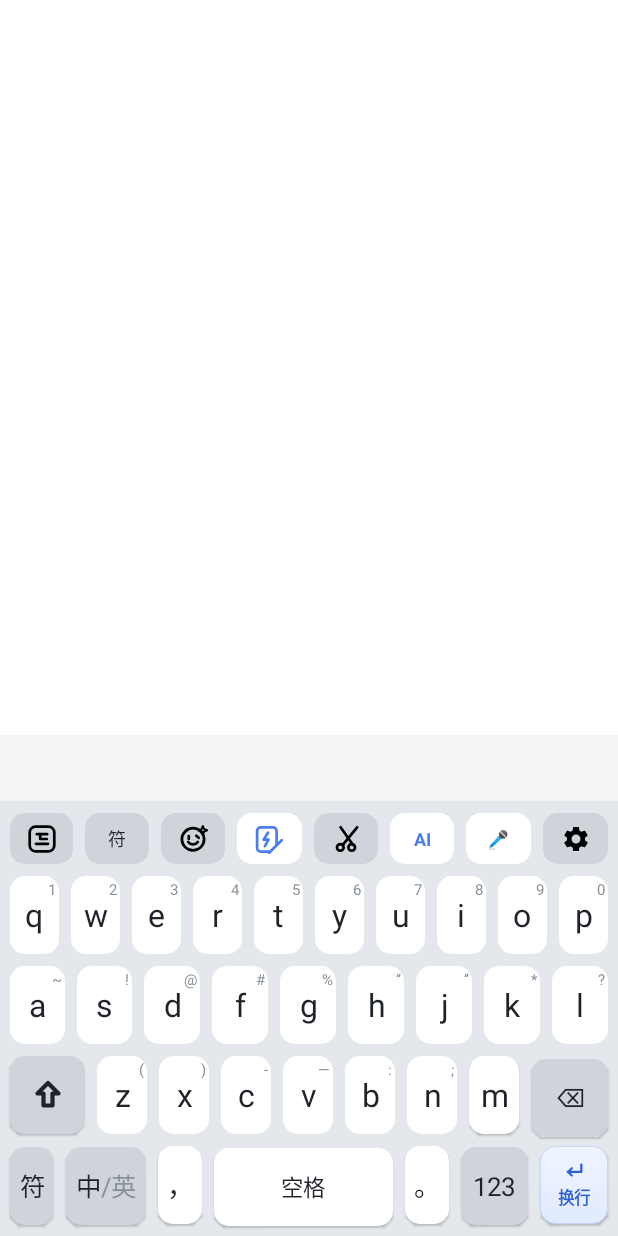
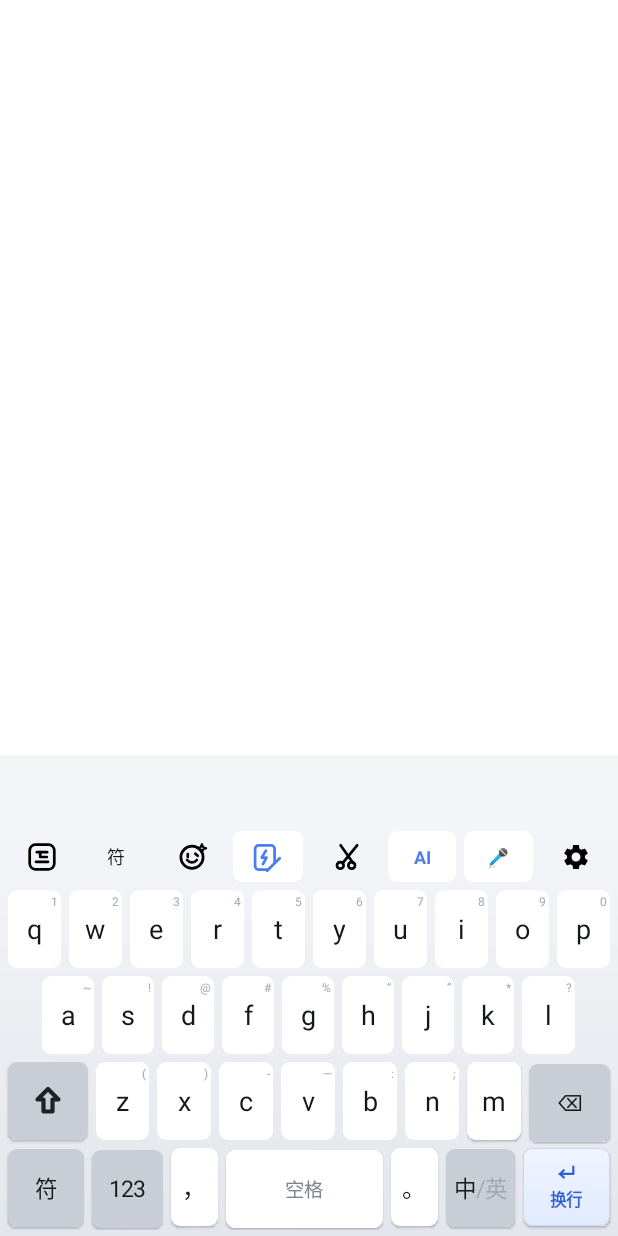
Before and after one commit to forcoder/ispeech, an Android app built with Jetpack Compose: the layout ime_input_view.xml on its own in the app's theme, with its tools: preview values and no code run, on a phone screen of 412 x 824 dp. Run offline under Robolectric (Android 15) with nearby library versions, the phone set to English and light mode, and no system bars.

Commit message:
fix(ui): 重新落地 VOCA-30 键盘界面规格（字母字号 / 键面档位 / 底色），修掉被 07214d6 覆盖的回退
需求（VOCA-30）：界面参考搜狗五笔，字母太大不好用、「换行」键要美化。这份改动原本已在
0a53ab5 合入 main，但 07214d6（Vosk 离线语音）用一条陈旧分支的 SoftKeyboardView 整体覆盖
了 main，把除「换行键 ↵ 图标」（f728231 单独补回）以外的全部键面规格打回旧值 —— 真机盘点
（VOCA-227）据此重开本单：装机包里字母仍是 21sp 量级的大字。

本次在 origin/main 基线上按 docs/keyboard-ui.md 记录的实测规格重新落地：
- 字号：26 键字母 21 → 18sp、长文案键 16 → 15、标点 18 → 16（符号页仍 20）、
  功能键 17 → 15、空格 15 → 13；键角提示 10 → 8sp；长按预览 22 → 20、备选条 20 → 18。
  九宫格（T9）单列分支沿用旧字号，不跟着收缩。
- 键面档位：键间距 4 → 3dp、键帽圆角 10 → 6dp；键盘底色由平铺 #E4E7EC 改回纵向渐变
  #F4F5F8 → #E3E6EC。
- 配色对齐搜狗：功能键 #C9CDD5、键面文字 #14171C、提示 #A2A8B2、分页条 #D5D9E0、
  空格文案弱化灰 #7C838D、工具栏键补 #E1E5EC 按下态。
- 字母页第 2 行（asdfghjkl 9 键）按 LETTER_ROW_UNITS=10f 左右各补半个空位，三行同栅格对齐。
- 底行权重按搜狗实测比例：符 1.6f / 123 / ，/ 空格 3.3f / 。/ 中/英 1.45f / 换行 1.8f；
  backgroundFor 改由 createKey(inToolbar) 显式传参，修掉底行「符」「中/英」被误画成透明键。
- 文档：docs/keyboard-ui.md §4 里「圆角/边距沿用 4dp/10dp、待单独立项」的备注已失效，删除。

验证：:app:assembleDebug 通过；tools/verify 全套 459 项 0 失败；emulator-5554（1080x2340@440dpi）
装机截图量测 —— 字母 x-height 26px / 升部 36-38px（18sp 预期 26/35px，21sp 应为 31/41px）、
键间距 16px（3dp，4dp 应为 22px）、底色 #F2F3F6 → #E7E9EF 渐变、第 2 行左补位 60px、
换行键为浅蓝胶囊 + 主色 ↵ 图标且无 #4C7DF0 纯色块。

```diff
--- a/app/src/main/java/com/ispeech/input/SoftKeyboardView.kt
+++ b/app/src/main/java/com/ispeech/input/SoftKeyboardView.kt
@@ -116,25 +116,32 @@ class SoftKeyboardView @JvmOverloads constructor(
 
     private var lastShiftClickAt: Long = 0L
 
-    // ── 颜色（搜狗风格：白键 + 浅灰功能键 + 柔和阴影） ──
+    // ── 颜色（对齐搜狗默认皮肤：白键 + 浅灰功能键 + 自上而下的键盘底色渐变） ──
     private val keyBg = Color.parseColor("#FFFFFF")
-    private val keyBgPressed = Color.parseColor("#DCE1E8")
-    private val specialBg = Color.parseColor("#CFD4DB")
-    private val specialBgPressed = Color.parseColor("#BCC2CB")
+    private val keyBgPressed = Color.parseColor("#E7E9ED")
+    private val specialBg = Color.parseColor("#C9CDD5")
+    private val specialBgPressed = Color.parseColor("#BCC1CA")
     private val accentBg = Color.parseColor("#FFFFFF")
-    private val accentBgPressed = Color.parseColor("#DCE1E8")
+    private val accentBgPressed = Color.parseColor("#DDE4EF")
     private val dangerBg = Color.parseColor("#FFFFFF")
-    private val dangerBgPressed = Color.parseColor("#DCE1E8")
+    private val dangerBgPressed = Color.parseColor("#DDE4EF")
     private val primary = Color.parseColor("#4C7DF0")
     private val primaryPressed = Color.parseColor("#3A66D0")
-    private val textColor = Color.parseColor("#1F2329")
+    private val textColor = Color.parseColor("#14171C")
     private val dangerText = Color.parseColor("#C0392B")
-    private val hintColor = Color.parseColor("#8A9099")
-    private val pageBarBg = Color.parseColor("#CFD4DB")
+    private val hintColor = Color.parseColor("#A2A8B2")
+    private val spaceTextColor = Color.parseColor("#7C838D")
+    private val pageBarBg = Color.parseColor("#D5D9E0")
+    private val toolbarPressedBg = Color.parseColor("#E1E5EC")
+
+    // 键盘底色：搜狗默认皮肤是一条自上而下的浅灰渐变（同一台真机上实测 #F2F3F6 → #D6D8E0），
+    // 这里取同向但更柔和的渐变：保留「白键浮在浅灰上」的层次，又不至于在底部压暗。
+    private val keyboardTop = Color.parseColor("#F4F5F8")
+    private val keyboardBottom = Color.parseColor("#E3E6EC")
 
     // 「换行」键：浅主色胶囊（浅蓝渐变底 + 1dp 主色描边 + 主色 ↵ 图标 / 小字标签），见 docs/keyboard-ui.md §4。
     // 旧版是整块纯蓝 + 18sp 粗体白字：键宽 134px 里字面就占 120px（左右各只剩 2.5dp），
-    // 而且整块高饱和蓝是键盘上唯一的深色大色块，比字母键还抢眼。
+    // 看起来像被字糊满；而且整块高饱和蓝是键盘上唯一的深色大色块，比字母键还抢眼。
     private val enterTop = Color.parseColor("#EFF4FF")
     private val enterBottom = Color.parseColor("#E1EAFE")
     private val enterTopPressed = Color.parseColor("#E4EDFF")
@@ -143,8 +150,8 @@ class SoftKeyboardView @JvmOverloads constructor(
     private val enterAccent = Color.parseColor("#2E5FD8")
 
     // ── 尺寸 ──
-    private val keyMargin = 4
-    private val keyRadius = 10
+    private val keyMargin = 3
+    private val keyRadius = 6
 
     private fun dp(v: Int): Float = TypedValue.applyDimension(
         TypedValue.COMPLEX_UNIT_DIP,
@@ -289,6 +296,7 @@ class SoftKeyboardView @JvmOverloads constructor(
                     heightPx = dpInt(TOOLBAR_HEIGHT_DP),
                     minWidthPx = dpInt(TOOLBAR_KEY_MIN_WIDTH_DP),
                     fillWidth = false,
+                    inToolbar = true,
                 ),
             )
         }
@@ -405,10 +413,27 @@ class SoftKeyboardView @JvmOverloads constructor(
             setPadding(padding, 0, padding, 0)
             layoutParams = LayoutParams(LayoutParams.MATCH_PARENT, LayoutParams.WRAP_CONTENT)
         }
+        // 字母页按 10 个宽度单位排栅格：第 2 行只有 9 键（asdfghjkl），左右各补半个空位，
+        // 让三行字母键上下对齐（搜狗同款居中排布）。不补时这一行每键比其它行宽 8px，行间错位。
+        val missing = if (layoutKind == KeyboardLayoutKind.LETTER) {
+            LETTER_ROW_UNITS - row.fold(0f) { sum, key -> sum + key.weight }
+        } else {
+            0f
+        }
+        val center = missing > 0.01f
+        if (center) line.addView(buildRowSpacer(missing / 2f))
         for (key in row) {
             line.addView(createKey(key, keyTextSize(key), dpInt(keyHeightDp)))
         }
+        if (center) line.addView(buildRowSpacer(missing / 2f))
         return line
+    }
+
+    /** 行内补位：透明不可点，只占 weight + 与按键相同的边距（字母页第 2 行居中用）。 */
+    private fun buildRowSpacer(weight: Float): View = View(context).apply {
+        layoutParams = LayoutParams(0, 1, weight).apply {
+            setMargins(dpInt(keyMargin), 0, dpInt(keyMargin), 0)
+        }
     }
 
     /** 底部留白：避免最后一行贴到输入法窗口下沿 */
@@ -416,12 +441,37 @@ class SoftKeyboardView @JvmOverloads constructor(
         layoutParams = LayoutParams(LayoutParams.MATCH_PARENT, dpInt(4))
     }
 
-    private fun keyTextSize(key: KeyDef): Float = when (key.style) {
-        KeyStyle.SPACE -> 15f
-        KeyStyle.SPECIAL, KeyStyle.PRIMARY, KeyStyle.ACCENT, KeyStyle.DANGER -> 17f
-        // 标点 / 符号字号比字母键小一号：全角标点（，。？！）按字母字号 21sp 渲染会显得过大
-        KeyStyle.PUNCT -> 18f
-        KeyStyle.LETTER -> if (key.weight > 1.4f) 16f else 21f
+    /**
+     * 键面字号（sp）。
+     *
+     * 基准是同一台真机上搜狗五笔的实测值（1260×2720 / density 520 / fontScale 1.15）：
+     * 搜狗字母键的字形高 48–53px（≈ 18sp），而旧版 23sp 的字形高 63px —— 在 98px 宽的键里
+     * 左右只剩 2.5dp，这就是「字母太大」的来源。其余样式按同一比例收一档。
+     *
+     * 九宫格（T9）不参与这次收缩：它的键宽是 26 键字母键的 2–3 倍，沿用旧字号才不会显得空。
+     */
+    private fun keyTextSize(key: KeyDef): Float {
+        if (layoutKind == KeyboardLayoutKind.T9) {
+            return when (key.style) {
+                KeyStyle.SPACE -> 16f
+                KeyStyle.SPECIAL, KeyStyle.ACCENT, KeyStyle.PRIMARY, KeyStyle.DANGER -> 18f
+                KeyStyle.PUNCT -> 20f
+                KeyStyle.LETTER -> if (key.weight > 1.4f) 18f else 23f
+            }
+        }
+        return when (key.style) {
+            KeyStyle.SPACE -> 13f
+            KeyStyle.SPECIAL, KeyStyle.ACCENT, KeyStyle.PRIMARY, KeyStyle.DANGER -> 15f
+            // 标点 / 符号字号比字母键小一号：全角标点（，。？！）按字母字号渲染会显得过大。
+            // 符号页的键是字母键的 2.4 倍宽（4 列 + 右侧控制列），单个符号用底行标点的字号会显空，
+            // 所以符号页保留旧版的 20sp（分类条文案跟着一起大一号，和符号键同排看着才整齐）
+            KeyStyle.PUNCT -> if (layoutKind == KeyboardLayoutKind.SYMBOL) 20f else 16f
+            KeyStyle.LETTER -> when {
+                // 长文案键（颜文字 / 更多符号，weight 2f）用小一号，长条目才放得下
+                key.weight > 1.4f -> 15f
+                else -> 18f
+            }
+        }
     }
 
     // ──────────────────────────────────────────────
@@ -441,6 +491,8 @@ class SoftKeyboardView @JvmOverloads constructor(
      * @param minWidthPx 最小宽度（工具栏用 [TOOLBAR_KEY_MIN_WIDTH_DP] 兜底可点面积；0 = 不额外限制）
      * @param fillWidth true = 宽度 0dp + weight 由布局行均分；false = wrap_content + weight
      *   （工具栏专用：放得下时靠 [HorizontalScrollView] 的 isFillViewport 铺满，放不下时滚动）
+     * @param inToolbar 工具栏键：背景取透明的 [toolbarKeySelector]；行内键（含字母页底行的「符」/「中/英」）
+     *   一律是灰底功能键 —— 搜狗底行的「符」「中/英」也是灰键，旧版把这两键错当工具栏键画成透明了。
      */
     private fun createKey(
         key: KeyDef,
@@ -448,6 +500,7 @@ class SoftKeyboardView @JvmOverloads constructor(
         heightPx: Int,
         minWidthPx: Int = 0,
         fillWidth: Boolean = true,
+        inToolbar: Boolean = false,
     ): View {
         // 中英切换已按搜狗五笔布局移到字母页底行的「中/英」键，Shift 键不再被改造成中/英：
         // 三种大写状态（未开 / 单击 / 锁定）在中文态与英文态下外观一致。
@@ -466,6 +519,7 @@ class SoftKeyboardView @JvmOverloads constructor(
         // 图标按几何复刻搜狗 Android 版的 `ime_function_*.png`（见 docs/icon-replication.md §8）。
         //
         // 「中/英」键不走此分支：它是文字键（搜狗侧同样是文字），由下面的 TextView 分色渲染。
+
         val iconView: ImageView? = if (
             effectiveKey.action == KeyAction.SHIFT || effectiveKey.iconRes != 0
         ) {
@@ -479,7 +533,7 @@ class SoftKeyboardView @JvmOverloads constructor(
                 }
                 isClickable = true
                 isFocusable = true
-                background = backgroundFor(effectiveKey.style)
+                background = backgroundFor(effectiveKey.style, inToolbar)
                 if (effectiveKey.iconRes != 0) {
                     setImageResource(effectiveKey.iconRes)
                     // 图标随键样式着色，并把按下态高亮出来 —— 等价于搜狗成对提供的 x / x_p 两张图。
@@ -524,7 +578,7 @@ class SoftKeyboardView @JvmOverloads constructor(
             maxLines = 1
             isClickable = true
             isFocusable = true
-            background = backgroundFor(effectiveKey.style)
+            background = backgroundFor(effectiveKey.style, inToolbar)
             // 布局行按键加一点柔和投影，形成「白键浮在灰底上」的搜狗观感
             if (fillWidth) elevation = dp(1)
             if (minWidthPx > 0) minWidth = minWidthPx
@@ -564,7 +618,7 @@ class SoftKeyboardView @JvmOverloads constructor(
                 addView(
                     TextView(context).apply {
                         text = effectiveKey.hint
-                        this.textSize = 10f
+                        this.textSize = HINT_TEXT_SIZE
                         setTextColor(hintColor)
                         gravity = Gravity.TOP or Gravity.END
                         setPadding(0, dpInt(2), dpInt(2), 0)
@@ -789,7 +843,7 @@ class SoftKeyboardView @JvmOverloads constructor(
         dismissPreview()
         val content = TextView(context).apply {
             text = label
-            textSize = 22f
+            textSize = 20f
             setTextColor(textColor)
             gravity = Gravity.CENTER
             background = roundedRect(keyBg, keyRadius)
@@ -829,7 +883,7 @@ class SoftKeyboardView @JvmOverloads constructor(
             strip.addView(
                 TextView(context).apply {
                     text = alt
-                    textSize = 20f
+                    textSize = 18f
                     setTextColor(textColor)
                     gravity = Gravity.CENTER
                     isClickable = true
@@ -893,12 +947,20 @@ class SoftKeyboardView @JvmOverloads constructor(
         // PRIMARY（换行）由 [buildEnterKey] 单独渲染：文案键面用主色小字，
         // 这里保留主色，避免将来回退成 TextView 时变回白字
         KeyStyle.PRIMARY -> enterAccent
+        KeyStyle.SPACE -> spaceTextColor
         KeyStyle.DANGER -> dangerText
         else -> textColor
     }
 
-    private fun backgroundFor(style: KeyStyle): StateListDrawable = when (style) {
-        KeyStyle.SPECIAL -> keySelector(specialBg, specialBgPressed)
+    /**
+     * 按键背景。
+     *
+     * [inToolbar] 之前的版本靠「action / layout 白名单」猜哪些键在工具栏里，
+     * 结果字母页底行的「符」（LAYOUT→SYMBOL）和「中/英」（MODE_SWITCH）也被当成工具栏键
+     * 画成了透明底，与旁边灰底的 `123` 不一致（搜狗底行这两个键都是灰键）。
+     */
+    private fun backgroundFor(style: KeyStyle, inToolbar: Boolean): StateListDrawable = when (style) {
+        KeyStyle.SPECIAL -> if (inToolbar) toolbarKeySelector() else keySelector(specialBg, specialBgPressed)
         KeyStyle.SPACE -> keySelector(keyBg, keyBgPressed)
         KeyStyle.ACCENT -> keySelector(accentBg, accentBgPressed)
         KeyStyle.PRIMARY -> enterKeySelector()
@@ -942,6 +1004,18 @@ class SoftKeyboardView @JvmOverloads constructor(
         return StateListDrawable().apply {
             addState(intArrayOf(android.R.attr.state_pressed), pressed)
             addState(intArrayOf(android.R.attr.state_selected), pressed)
+            addState(intArrayOf(), normal)
+        }
+    }
+
+    private fun toolbarKeySelector(): StateListDrawable {
+        val normal = ColorDrawable(Color.TRANSPARENT)
+        val selected = roundedRect(primaryPressed, keyRadius)
+        val pressed = roundedRect(toolbarPressedBg, keyRadius)
+        return StateListDrawable().apply {
+            addState(intArrayOf(android.R.attr.state_selected), selected)
+            // 工具栏键没有实体键底，按下时补一层浅灰回馈，否则只有选中态看不出来
+            addState(intArrayOf(android.R.attr.state_pressed), pressed)
             addState(intArrayOf(), normal)
         }
     }
@@ -991,15 +1065,24 @@ class SoftKeyboardView @JvmOverloads constructor(
         const val REPEAT_SLOW_MS = 90L
         const val REPEAT_FAST_MS = 45L
         const val REPEAT_FAST_AFTER = 6
+
+        /** 字母页栅格宽度单位：第 1 行 10 键 = 10f（第 2 行补位居中靠它对齐）。 */
+        const val LETTER_ROW_UNITS = 10f
+
+        /** 键面右上角提示（数字 / 符号）字号：搜狗同机型实测字形高 21px，约合 8sp。 */
+        const val HINT_TEXT_SIZE = 8f
     }
 
     // init 必须位于所有属性声明之后：Kotlin 按声明顺序初始化，
     // 若在 keyHeightDp / 颜色 / pages 赋值前构建键盘，按键会退化为 0 高度。
     init {
         orientation = VERTICAL
-        background = GradientDrawable().apply {
+        // 键盘底色：搜狗默认皮肤是自上而下的浅灰渐变，平铺色会让键盘看着「焊死」在白键下
+        background = GradientDrawable(
+            GradientDrawable.Orientation.TOP_BOTTOM,
+            intArrayOf(keyboardTop, keyboardBottom),
+        ).apply {
             shape = GradientDrawable.RECTANGLE
-            setColor(Color.parseColor("#E4E7EC"))
         }
         pages = KeyboardLayouts.pages(layoutKind, englishMode)
         rebuild()
--- a/app/src/main/java/com/ispeech/input/keyboard/KeyboardLayouts.kt
+++ b/app/src/main/java/com/ispeech/input/keyboard/KeyboardLayouts.kt
@@ -48,7 +48,7 @@ object KeyboardLayouts {
 
     /** 切到符号页的 `符` 键（搜狗五笔字母页底行最左）。 */
     private fun symbolSwitchKey(): KeyDef =
-        KeyDef.fn(KeyAction.LAYOUT, "符", 1f, KeyStyle.SPECIAL, KeyboardLayoutKind.SYMBOL)
+        KeyDef.fn(KeyAction.LAYOUT, "符", 1.6f, KeyStyle.SPECIAL, KeyboardLayoutKind.SYMBOL)
 
     /**
      * 切到九宫格（T9）的 `9键` 键。
@@ -106,7 +106,11 @@ object KeyboardLayouts {
     )
 
     /**
-     * 构造字母页。底行照搬搜狗五笔 26 键：`符` / `中/英` / `，` / 空格 / `。` / `123` / `换行`。
+     * 构造字母页。底行照搬搜狗五笔 26 键：`符` / `123` / `，` / 空格 / `。` / `中/英` / `换行`。
+     *
+     * 底行各键的宽度权重按同一台真机上搜狗底行的实测像素比例取值（实测 1260px 屏：
+     * 符 169 / 123 134 / ，102 / 空格 309 / 。102 / 中英 134 / 换行 168）：
+     * `符` 在搜狗侧是宽键（1.66 单位），旧版写成 1f 后比 `123` 还窄，底行看着一头重一头轻。
      *
      * @param commaAlt `,` 键长按候选（直接上屏，不经过中文标点转换）
      * @param periodAlt `.` 键长按候选（同上）
@@ -129,12 +133,12 @@ object KeyboardLayouts {
                 row(backspaceKey()),
             listOf(
                 symbolSwitchKey(),
-                KeyDef.fn(KeyAction.MODE_SWITCH, "中/英", 1.8f, KeyStyle.SPECIAL),
+                numberSwitchKey(),
                 KeyDef.punct(commaOutput, commaLabel, commaAlt, 1f),
-                spaceKey(),
+                spaceKey(3.3f),
                 KeyDef.punct(periodOutput, periodLabel, periodAlt, 1f),
-                numberSwitchKey(),
-                enterKey(),
+                KeyDef.fn(KeyAction.MODE_SWITCH, "中/英", 1.45f, KeyStyle.SPECIAL),
+                enterKey(1.8f),
             ),
         ),
     )
```
Also changed, not shown: 2 other files.
